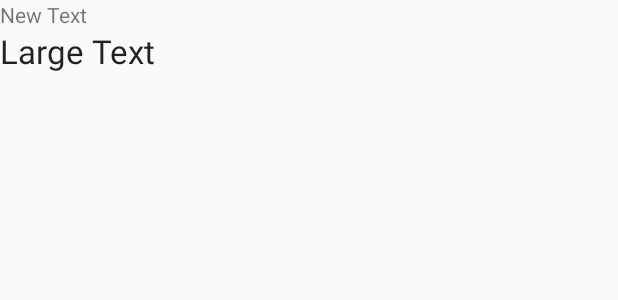
After one commit to yaroslavkulinich/beIdea, an Android app: the layout idea_raw_item.xml on its own in the app's theme, with its tools: preview values and no code run, on a phone screen of 412 x 824 dp. The commit adds this screen. Shown: the top 300 px of the screen. Run offline under Robolectric (Android 15) with nearby library versions, the phone set to English and light mode, and no system bars.

```diff
--- a/app/build.gradle
+++ b/app/build.gradle
@@ -25,4 +25,5 @@ dependencies {
     compile 'com.actionbarsherlock:actionbarsherlock:4.4.0@aar'
     compile 'com.android.support:support-v4:19.0.+'
     compile "com.android.support:support-v13:19.0.+"
+
 }
--- a/app/src/main/res/layout/fragment_list_idea.xml
+++ b/app/src/main/res/layout/fragment_list_idea.xml
@@ -5,4 +5,9 @@
     android:layout_height="match_parent"
     android:background="#ff6475ff">
 
+    <ListView
+        android:layout_width="match_parent"
+        android:layout_height="wrap_content"
+        android:id="@+id/lvIdea"
+        android:layout_gravity="center_horizontal" />
 </LinearLayout>
--- /dev/null
+++ b/app/src/main/res/layout/idea_raw_item.xml
@@ -0,0 +1,20 @@
+<?xml version="1.0" encoding="utf-8"?>
+
+<LinearLayout xmlns:android="http://schemas.android.com/apk/res/android"
+    android:orientation="vertical" android:layout_width="match_parent"
+    android:layout_height="72dp">
+
+    <TextView
+        android:layout_width="wrap_content"
+        android:layout_height="wrap_content"
+        android:text="New Text"
+        android:id="@+id/tvRawTime"
+        android:layout_gravity="center_vertical|left|top" />
+
+    <TextView
+        android:layout_width="wrap_content"
+        android:layout_height="wrap_content"
+        android:textAppearance="?android:attr/textAppearanceLarge"
+        android:text="Large Text"
+        android:id="@+id/tvRawIdea" />
+</LinearLayout>
--- a/build.gradle
+++ b/build.gradle
@@ -6,6 +6,7 @@ buildscript {
     }
     dependencies {
         classpath 'com.android.tools.build:gradle:0.12.+'
+
 
         // NOTE: Do not place your application dependencies here; they belong
         // in the individual module build.gradle files
```
Also changed, not shown: app/src/main/java/beIdea/mtwain/besqueet/beidea/IdeaFragment.java (+0 -36 lines), app/src/main/java/beIdea/mtwain/besqueet/beidea/ListIdeaAdapter.java (added, +69 -0 lines), app/src/main/java/beIdea/mtwain/besqueet/beidea/ListIdeaFragment.java (+60 -0 lines).
